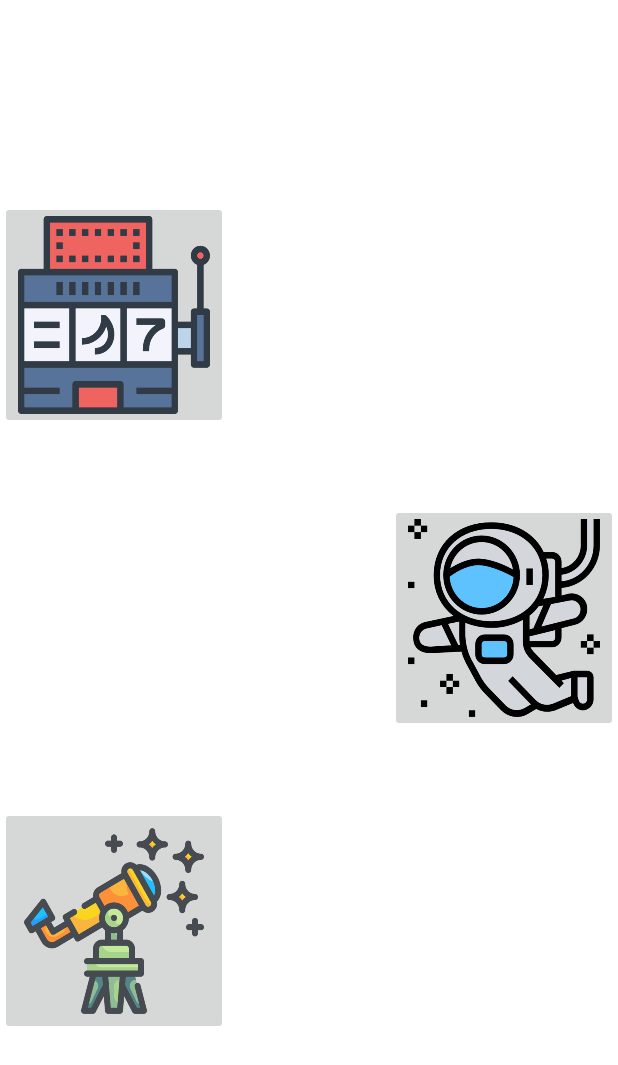
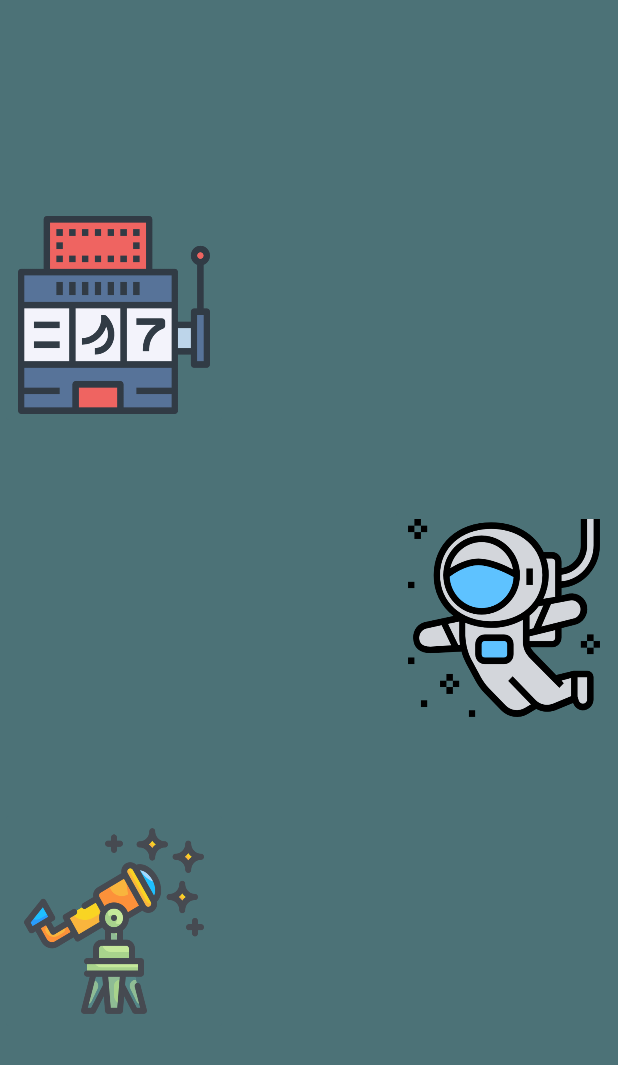
Before and after one commit to Apastor00/ProyectoAppCamara2, an Android app: the screen it shows after launch (MainActivity), on a phone screen of 412 x 824 dp. Shown: the top 1065 px of the screen. Run offline under Robolectric (Android 15) with nearby library versions, the phone set to English and light mode, and no system bars.

Commit message:
Versión 3.0

```diff
--- a/app/src/main/res/layout/activity_main.xml
+++ b/app/src/main/res/layout/activity_main.xml
@@ -6,16 +6,17 @@
     android:layout_width="match_parent"
     android:layout_height="match_parent"
     android:layout_gravity="center_vertical"
+    android:background="#4C7277"
     tools:context=".MainActivity">
 
     <androidx.constraintlayout.widget.ConstraintLayout
         android:id="@+id/constraintLayout2"
         android:layout_width="0dp"
         android:layout_height="wrap_content"
-        app:layout_constraintTop_toTopOf="parent"
         app:layout_constraintBottom_toBottomOf="parent"
         app:layout_constraintEnd_toEndOf="@id/constraintLayout1"
-        app:layout_constraintStart_toStartOf="@id/constraintLayout1">
+        app:layout_constraintStart_toStartOf="@id/constraintLayout1"
+        app:layout_constraintTop_toTopOf="parent">
 
         <ImageButton
             android:id="@+id/imageButton"
@@ -23,6 +24,7 @@
             android:layout_height="152dp"
             android:adjustViewBounds="true"
             android:baselineAlignBottom="false"
+            android:backgroundTint="#4C7277"
             android:onClick="Apod"
             android:scaleType="fitXY"
             android:src="@drawable/slot"
@@ -35,6 +37,7 @@
             android:layout_height="152dp"
             android:layout_marginTop="50dp"
             android:onClick="Planetas"
+            android:backgroundTint="#4C7277"
             android:scaleType="fitXY"
             android:src="@drawable/astronauta"
             app:layout_constraintEnd_toEndOf="@id/constraintLayout2"
@@ -45,6 +48,7 @@
             android:layout_width="152dp"
             android:layout_height="152dp"
             android:layout_marginTop="50dp"
+            android:backgroundTint="#4C7277"
             android:adjustViewBounds="true"
             android:scaleType="fitXY"
             android:src="@drawable/telescopio"
```
Also changed, not shown: app/src/main/AndroidManifest.xml (+0 -8 lines), app/src/main/java/com/example/proyectoappcamara/AccesoGet.java (+7 -3 lines), app/src/main/java/com/example/proyectoappcamara/Apod.java (+21 -6 lines), app/src/main/res/layout/activity_apod.xml (+16 -7 lines).
